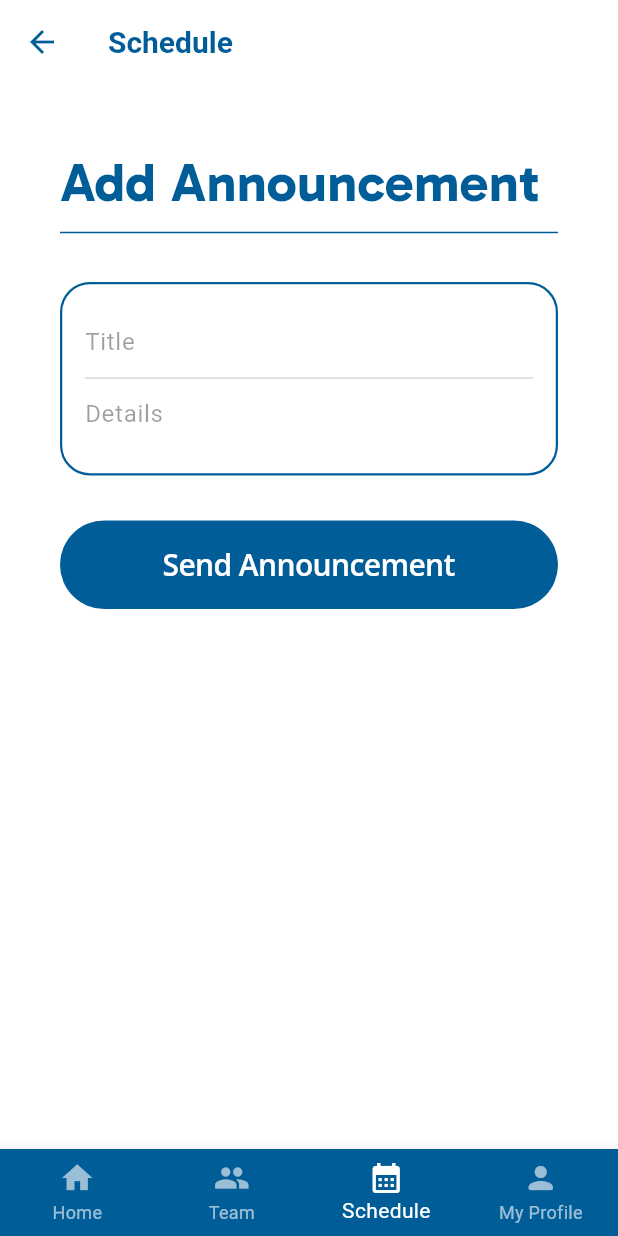
After one commit to nfield0/PlayMetrix, a Flutter app: the AddAnnouncementScreen screen opened directly, on a phone screen of 412 x 824 dp. The commit adds this screen. Run offline on Flutter 3.47's test engine with Material 3 defaults, Android fonts, the phone set to English and light mode, and no system bars; our stand-ins replace syncfusion_flutter_calendar.

Commit message:
:sparkles: Develop structure of add announcement screen

```diff
--- /dev/null
+++ b/Frontend/lib/screens/schedule/add_announcement_screen.dart
@@ -0,0 +1,61 @@
+import 'package:flutter/cupertino.dart';
+import 'package:flutter/material.dart';
+import 'package:play_metrix/constants.dart';
+import 'package:play_metrix/screens/widgets/bottom_navbar.dart';
+import 'package:play_metrix/screens/widgets/buttons.dart';
+import 'package:play_metrix/screens/widgets/common_widgets.dart';
+
+class AddAnnouncementScreen extends StatefulWidget {
+  const AddAnnouncementScreen({Key? key}) : super(key: key);
+
+  @override
+  _AddAnnouncementScreenState createState() => _AddAnnouncementScreenState();
+}
+
+class _AddAnnouncementScreenState extends State<AddAnnouncementScreen> {
+  @override
+  Widget build(BuildContext context) {
+    return Scaffold(
+        appBar: AppBar(
+          title: appBarTitlePreviousPage("Schedule"),
+          iconTheme: const IconThemeData(
+            color: AppColours.darkBlue,
+          ),
+          elevation: 0,
+          backgroundColor: Colors.transparent,
+        ),
+        body: SingleChildScrollView(
+          child: Form(
+              child: Container(
+            padding: const EdgeInsets.all(40.0),
+            child:
+                Column(crossAxisAlignment: CrossAxisAlignment.start, children: [
+              const Text('Add Announcement',
+                  style: TextStyle(
+                    color: AppColours.darkBlue,
+                    fontFamily: AppFonts.gabarito,
+                    fontSize: 36.0,
+                    fontWeight: FontWeight.w700,
+                  )),
+              divider(),
+              const SizedBox(height: 25),
+              Container(
+                padding: const EdgeInsets.all(15),
+                decoration: BoxDecoration(
+                  color: Colors.transparent,
+                  border: Border.all(color: AppColours.darkBlue, width: 1.5),
+                  borderRadius: BorderRadius.circular(20),
+                ),
+                child: Column(children: [
+                  formFieldBottomBorderNoTitle("Title", "", true),
+                  formFieldBottomBorderNoTitle("Details", "", false)
+                ]),
+              ),
+              const SizedBox(height: 30),
+              bigButton("Send Announcement", () {}),
+            ]),
+          )),
+        ),
+        bottomNavigationBar: managerBottomNavBar(context, 2));
+  }
+}
--- a/Frontend/lib/screens/schedule/schedule_details_screen.dart
+++ b/Frontend/lib/screens/schedule/schedule_details_screen.dart
@@ -1,5 +1,6 @@
 import 'package:flutter/material.dart';
 import 'package:play_metrix/constants.dart';
+import 'package:play_metrix/screens/schedule/add_announcement_screen.dart';
 import 'package:play_metrix/screens/schedule/edit_schedule_screen.dart';
 import 'package:play_metrix/screens/schedule/match_line_up_screen.dart';
 import 'package:play_metrix/screens/schedule/monthly_schedule_screen.dart';
@@ -154,7 +155,7 @@ class _ScheduleDetailsScreenState extends State<ScheduleDetailsScreen> {
                     (p0) {}),
                 divider(),
                 const SizedBox(height: 15),
-                _announcementsSection()
+                _announcementsSection(context)
               ],
             ),
           ),
@@ -171,7 +172,7 @@ AppointmentDataSource getFilteredDataSource(int id) {
   return AppointmentDataSource(filteredAppointments);
 }
 
-Widget _announcementsSection() {
+Widget _announcementsSection(BuildContext context) {
   return Column(
     children: [
       Row(mainAxisAlignment: MainAxisAlignment.spaceBetween, children: [
@@ -184,7 +185,13 @@ Widget _announcementsSection() {
             fontSize: 26,
           ),
         ),
-        smallButton(Icons.add_comment, "Add", () {})
+        smallButton(Icons.add_comment, "Add", () {
+          Navigator.push(
+            context,
+            MaterialPageRoute(
+                builder: (context) => const AddAnnouncementScreen()),
+          );
+        })
       ]),
       const SizedBox(height: 15),
       announcementBox(
--- a/Frontend/lib/screens/widgets/common_widgets.dart
+++ b/Frontend/lib/screens/widgets/common_widgets.dart
@@ -308,6 +308,7 @@ Widget formFieldBottomBorderNoTitle(
       Expanded(
         child: TextField(
           controller: TextEditingController(text: initialValue),
+          maxLines: null,
           decoration: InputDecoration(
             // labelText: 'Your Label',
             hintText: title,
```
